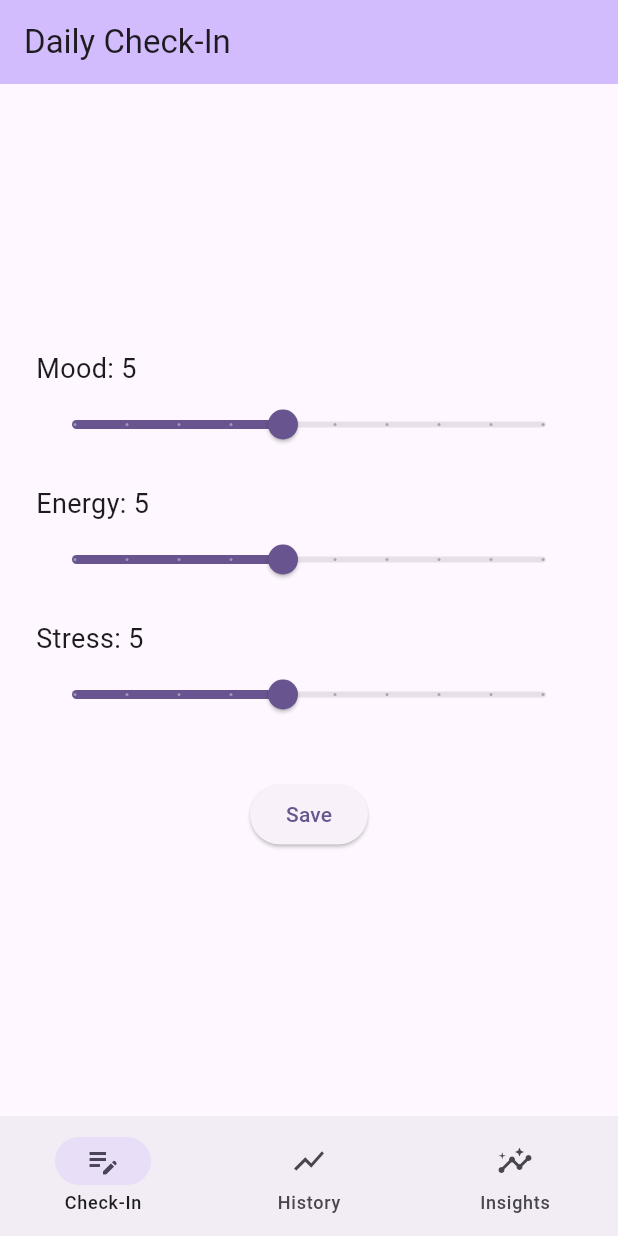
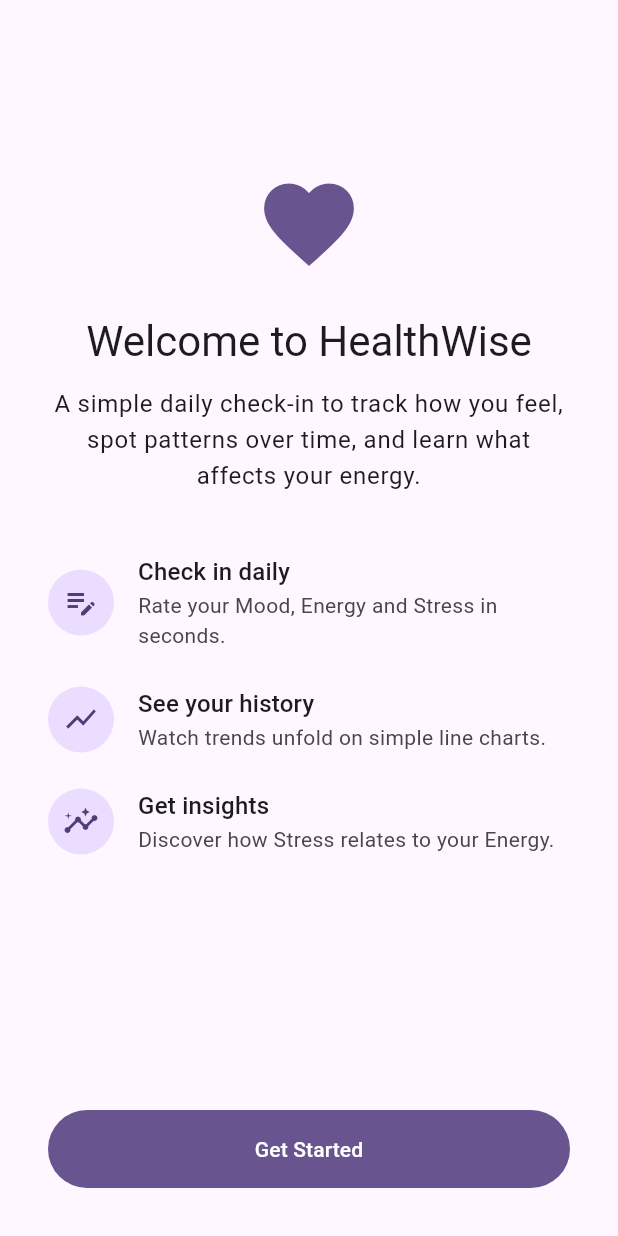
Before and after one commit to ericanamangillan-bit/HealthWise, a Flutter app: the screen it shows after launch, on a phone screen of 412 x 824 dp. Run offline on Flutter 3.47's test engine with Material 3 defaults, Android fonts, the phone set to English and light mode, and no system bars; our stand-ins replace fl_chart, hive_flutter; accounts and stored records are empty.

Commit message:
Onboarding screen

```diff
--- /dev/null
+++ b/lib/home_shell.dart
@@ -0,0 +1,38 @@
+import 'package:flutter/material.dart';
+
+import 'check_in_page.dart';
+import 'history_page.dart';
+import 'insights_page.dart';
+
+class HomeShell extends StatefulWidget {
+  const HomeShell({super.key});
+
+  @override
+  State<HomeShell> createState() => _HomeShellState();
+}
+
+class _HomeShellState extends State<HomeShell> {
+  int _selectedIndex = 0;
+
+  static const _pages = [CheckInPage(), HistoryPage(), InsightsPage()];
+
+  @override
+  Widget build(BuildContext context) {
+    return Scaffold(
+      // IndexedStack keeps both pages alive in memory and just hides the
+      // one not selected, instead of destroying/rebuilding it. That's what
+      // stops slider values on Check-In from resetting when you tab away.
+      body: IndexedStack(index: _selectedIndex, children: _pages),
+      bottomNavigationBar: NavigationBar(
+        selectedIndex: _selectedIndex,
+        onDestinationSelected: (index) =>
+            setState(() => _selectedIndex = index),
+        destinations: const [
+          NavigationDestination(icon: Icon(Icons.edit_note), label: 'Check-In'),
+          NavigationDestination(icon: Icon(Icons.show_chart), label: 'History'),
+          NavigationDestination(icon: Icon(Icons.insights), label: 'Insights'),
+        ],
+      ),
+    );
+  }
+}
--- a/lib/main.dart
+++ b/lib/main.dart
@@ -2,16 +2,17 @@ import 'package:flutter/material.dart';
 import 'package:hive_flutter/hive_flutter.dart';
 
 import 'check_in_page.dart';
-import 'history_page.dart';
-import 'insights_page.dart';
+import 'home_shell.dart';
+import 'onboarding_page.dart';
 
 // main() is async because Hive needs to do disk setup (initFlutter) and
-// open the checkins box *before* the app starts, otherwise the Check-In
-// screen would try to write to a box that isn't ready yet.
+// open both boxes *before* the app starts, otherwise the first screen it
+// shows could try to read/write a box that isn't ready yet.
 void main() async {
   WidgetsFlutterBinding.ensureInitialized();
   await Hive.initFlutter();
   await Hive.openBox(checkInsBoxName);
+  await Hive.openBox(settingsBoxName);
   runApp(const MyApp());
 }
 
@@ -20,44 +21,20 @@ class MyApp extends StatelessWidget {
 
   @override
   Widget build(BuildContext context) {
+    // Hive reads are synchronous once a box is open (no "await" needed), so
+    // this can happen right here in build() rather than in an async method.
+    // defaultValue: false means a first-ever launch (no key saved yet) is
+    // treated as "onboarding not seen".
+    final onboardingComplete = Hive.box(
+      settingsBoxName,
+    ).get(onboardingCompleteKey, defaultValue: false) as bool;
+
     return MaterialApp(
       title: 'HealthWise',
       theme: ThemeData(
         colorScheme: ColorScheme.fromSeed(seedColor: Colors.deepPurple),
       ),
-      home: const HomeShell(),
+      home: onboardingComplete ? const HomeShell() : const OnboardingPage(),
     );
   }
 }
-
-class HomeShell extends StatefulWidget {
-  const HomeShell({super.key});
-
-  @override
-  State<HomeShell> createState() => _HomeShellState();
-}
-
-class _HomeShellState extends State<HomeShell> {
-  int _selectedIndex = 0;
-
-  static const _pages = [CheckInPage(), HistoryPage(), InsightsPage()];
-
-  @override
-  Widget build(BuildContext context) {
-    return Scaffold(
-      // IndexedStack keeps both pages alive in memory and just hides the
-      // one not selected, instead of destroying/rebuilding it. That's what
-      // stops slider values on Check-In from resetting when you tab away.
-      body: IndexedStack(index: _selectedIndex, children: _pages),
-      bottomNavigationBar: NavigationBar(
-        selectedIndex: _selectedIndex,
-        onDestinationSelected: (index) => setState(() => _selectedIndex = index),
-        destinations: const [
-          NavigationDestination(icon: Icon(Icons.edit_note), label: 'Check-In'),
-          NavigationDestination(icon: Icon(Icons.show_chart), label: 'History'),
-          NavigationDestination(icon: Icon(Icons.insights), label: 'Insights'),
-        ],
-      ),
-    );
-  }
-}
--- /dev/null
+++ b/lib/onboarding_page.dart
@@ -0,0 +1,128 @@
+import 'package:flutter/material.dart';
+import 'package:hive_flutter/hive_flutter.dart';
+
+import 'home_shell.dart';
+
+const String settingsBoxName = 'settings';
+const String onboardingCompleteKey = 'onboardingComplete';
+
+class OnboardingPage extends StatelessWidget {
+  const OnboardingPage({super.key});
+
+  void _getStarted(BuildContext context) {
+    // Remembers that onboarding has been seen, so main.dart sends future
+    // launches straight to HomeShell instead of showing this screen again.
+    Hive.box(settingsBoxName).put(onboardingCompleteKey, true);
+    Navigator.of(context)
+        .pushReplacement(MaterialPageRoute(builder: (_) => const HomeShell()));
+  }
+
+  @override
+  Widget build(BuildContext context) {
+    final colorScheme = Theme.of(context).colorScheme;
+    final textTheme = Theme.of(context).textTheme;
+
+    return Scaffold(
+      body: SafeArea(
+        child: Padding(
+          padding: const EdgeInsets.symmetric(horizontal: 32.0),
+          child: Column(
+            children: [
+              const Spacer(flex: 2),
+              Icon(Icons.favorite, size: 72, color: colorScheme.primary),
+              const SizedBox(height: 24),
+              Text(
+                'Welcome to HealthWise',
+                style: textTheme.headlineMedium,
+                textAlign: TextAlign.center,
+              ),
+              const SizedBox(height: 12),
+              Text(
+                'A simple daily check-in to track how you feel, spot '
+                'patterns over time, and learn what affects your energy.',
+                style: textTheme.bodyLarge,
+                textAlign: TextAlign.center,
+              ),
+              const SizedBox(height: 40),
+              const _OnboardingStep(
+                icon: Icons.edit_note,
+                title: 'Check in daily',
+                subtitle: 'Rate your Mood, Energy and Stress in seconds.',
+              ),
+              const SizedBox(height: 24),
+              const _OnboardingStep(
+                icon: Icons.show_chart,
+                title: 'See your history',
+                subtitle: 'Watch trends unfold on simple line charts.',
+              ),
+              const SizedBox(height: 24),
+              const _OnboardingStep(
+                icon: Icons.insights,
+                title: 'Get insights',
+                subtitle: 'Discover how Stress relates to your Energy.',
+              ),
+              const Spacer(flex: 3),
+              SizedBox(
+                width: double.infinity,
+                child: FilledButton(
+                  onPressed: () => _getStarted(context),
+                  style: FilledButton.styleFrom(
+                    padding: const EdgeInsets.symmetric(vertical: 16),
+                  ),
+                  child: const Text('Get Started'),
+                ),
+              ),
+              const SizedBox(height: 32),
+            ],
+          ),
+        ),
+      ),
+    );
+  }
+}
+
+// One row of the feature list: a circular icon plus a title/subtitle pair.
+// Pulled out into its own widget purely to avoid repeating the same Row
+// layout three times above.
+class _OnboardingStep extends StatelessWidget {
+  const _OnboardingStep({
+    required this.icon,
+    required this.title,
+    required this.subtitle,
+  });
+
+  final IconData icon;
+  final String title;
+  final String subtitle;
+
+  @override
+  Widget build(BuildContext context) {
+    final colorScheme = Theme.of(context).colorScheme;
+    final textTheme = Theme.of(context).textTheme;
+
+    return Row(
+      children: [
+        CircleAvatar(
+          radius: 22,
+          backgroundColor: colorScheme.primaryContainer,
+          child: Icon(icon, color: colorScheme.onPrimaryContainer),
+        ),
+        const SizedBox(width: 16),
+        Expanded(
+          child: Column(
+            crossAxisAlignment: CrossAxisAlignment.start,
+            children: [
+              Text(title, style: textTheme.titleMedium),
+              Text(
+                subtitle,
+                style: textTheme.bodyMedium?.copyWith(
+                  color: colorScheme.onSurfaceVariant,
+                ),
+              ),
+            ],
+          ),
+        ),
+      ],
+    );
+  }
+}
```
